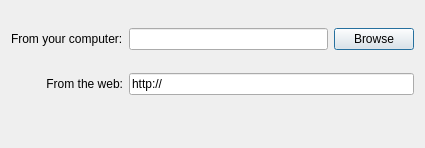
This is src/addimagedialogbase.ui in mtux/bilbo as Qt 5 draws it before an edit. The edited form follows.
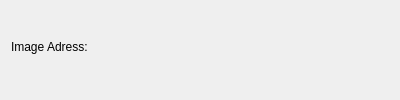
This is the edited form. Custom widgets are drawn as their Qt base class.

Commit message:
Change AddImageDialog class to inherit KDialog class.
* modify AddImageDialog class and its ui to use KUrlRequester.
* add support for obtaining media mimetype from selected files.

Patch:
```diff
--- a/src/addimagedialogbase.ui
+++ b/src/addimagedialogbase.ui
@@ -5,67 +5,27 @@
    <rect>
     <x>0</x>
     <y>0</y>
-    <width>425</width>
-    <height>148</height>
+    <width>400</width>
+    <height>100</height>
    </rect>
   </property>
   <property name="windowTitle" >
    <string comment="Inset an image into the text" >Add Image</string>
   </property>
   <layout class="QGridLayout" name="gridLayout" >
-   <item row="0" column="1" >
-    <widget class="KLineEdit" name="txtLocalUrl" >
-     <property name="text" >
-      <string/>
-     </property>
-    </widget>
-   </item>
-   <item row="3" column="0" >
-    <widget class="QLabel" name="labelRemoteUrl" >
-     <property name="text" >
-      <string comment="select an image from the web" >From the web:</string>
-     </property>
-     <property name="alignment" >
-      <set>Qt::AlignRight|Qt::AlignTrailing|Qt::AlignVCenter</set>
-     </property>
-     <property name="buddy" >
-      <cstring>txtRemoteUrl</cstring>
-     </property>
-    </widget>
-   </item>
-   <item row="3" column="1" colspan="2" >
-    <widget class="KLineEdit" name="txtRemoteUrl" >
-     <property name="toolTip" >
-      <string>Enter the image url here</string>
-     </property>
-     <property name="text" >
-      <string>http://</string>
-     </property>
-    </widget>
-   </item>
-   <item row="0" column="0" >
-    <widget class="QLabel" name="labelLocalUrl" >
-     <property name="text" >
-      <string comment="select an image from your computer files" >From your computer:</string>
-     </property>
-     <property name="buddy" >
-      <cstring>txtLocalUrl</cstring>
-     </property>
-    </widget>
-   </item>
-   <item row="0" column="2" >
-    <widget class="KPushButton" name="btnBrowse" >
-     <property name="text" >
-      <string comment="browse your computer for an image" >Browse</string>
-     </property>
-     <property name="default" >
-      <bool>false</bool>
-     </property>
-    </widget>
-   </item>
    <item row="4" column="1" >
     <widget class="KDialogButtonBox" name="kButtonbox" />
    </item>
+   <item row="0" column="0" >
+    <widget class="QLabel" name="labelMediaUrl" >
+     <property name="text" >
+      <string comment="noun, address of a local or remote image" >Image Adress:</string>
+     </property>
+    </widget>
+   </item>
+   <item row="0" column="1" >
+    <widget class="KUrlRequester" name="kurlreqLocalUrl" />
+   </item>
   </layout>
  </widget>
  <customwidgets>
@@ -75,14 +35,9 @@
    <header>kdialogbuttonbox.h</header>
   </customwidget>
   <customwidget>
-   <class>KLineEdit</class>
-   <extends>QLineEdit</extends>
-   <header>klineedit.h</header>
-  </customwidget>
-  <customwidget>
-   <class>KPushButton</class>
-   <extends>QPushButton</extends>
-   <header>kpushbutton.h</header>
+   <class>KUrlRequester</class>
+   <extends>QFrame</extends>
+   <header>kurlrequester.h</header>
   </customwidget>
  </customwidgets>
  <resources/>
```
The commit also changes 4 other files.
